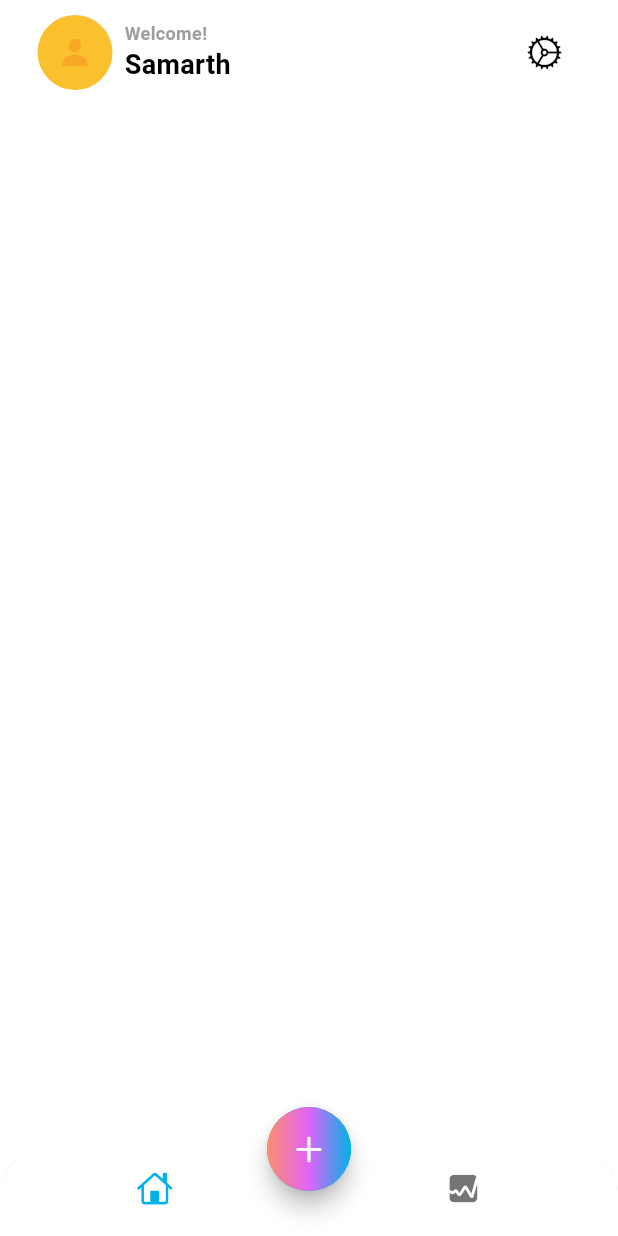
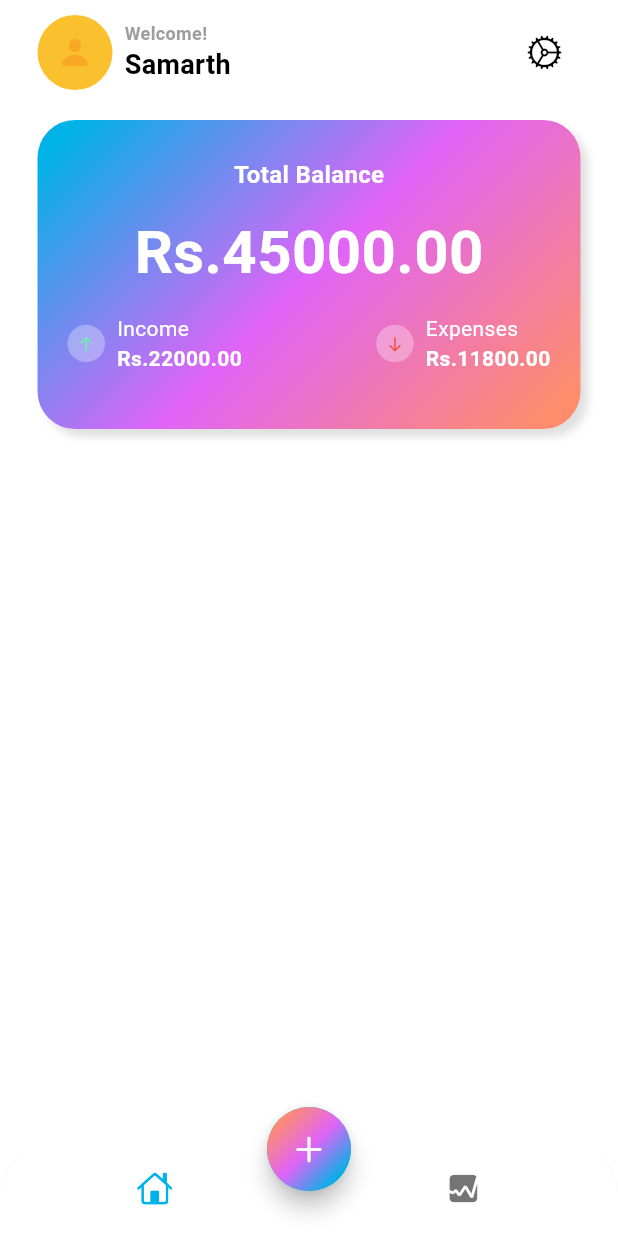
Before and after one commit to samarth-5/Expenzo, a Flutter app: the screen it shows after launch, on a phone screen of 412 x 824 dp. Run offline on Flutter 3.47's test engine with Material 3 defaults, Android fonts, the light colour scheme and no system bars.

Commit message:
created main card

```diff
--- a/lib/screens/home/views/home_screen.dart
+++ b/lib/screens/home/views/home_screen.dart
@@ -1,3 +1,5 @@
+import 'dart:math';
+
 import 'package:expenzo/screens/home/views/main_screen.dart';
 import 'package:flutter/cupertino.dart';
 import 'package:flutter/material.dart';
@@ -45,7 +47,7 @@ class HomeScreen extends StatelessWidget {
                   Theme.of(context).colorScheme.secondary,
                   Theme.of(context).colorScheme.primary,
                 ],
-                //transform: const GradientRotation(pi / 4),
+                transform: const GradientRotation(pi / 4),
               )),
           child: const Icon(CupertinoIcons.add),
         ),
--- a/lib/screens/home/views/main_screen.dart
+++ b/lib/screens/home/views/main_screen.dart
@@ -1,3 +1,5 @@
+import 'dart:math';
+
 import 'package:flutter/cupertino.dart';
 import 'package:flutter/material.dart';
 
@@ -63,7 +65,151 @@ class MainScreen extends StatelessWidget {
                   icon: Icon(CupertinoIcons.settings),
                 )
               ],
-            )
+            ),
+            SizedBox(
+              height: 20,
+            ),
+            Container(
+              width: MediaQuery.of(context).size.width,
+              height: MediaQuery.of(context).size.width / 2,
+              decoration: BoxDecoration(
+                gradient: LinearGradient(
+                  colors: [
+                    Theme.of(context).colorScheme.primary,
+                    Theme.of(context).colorScheme.secondary,
+                    Theme.of(context).colorScheme.tertiary,
+                  ],
+                  transform: const GradientRotation(pi / 4),
+                ),
+                borderRadius: BorderRadius.circular(25),
+                boxShadow: [
+                  BoxShadow(
+                    blurRadius: 4,
+                    color: Colors.grey.shade300,
+                    offset: const Offset(5, 5),
+                  ),
+                ],
+              ),
+              child: Column(
+                mainAxisAlignment: MainAxisAlignment.center,
+                children: [
+                  const Text(
+                    'Total Balance',
+                    style: TextStyle(
+                      fontSize: 16,
+                      color: Colors.white,
+                      fontWeight: FontWeight.w600,
+                    ),
+                  ),
+                  const SizedBox(
+                    height: 12,
+                  ),
+                  const Text(
+                    'Rs.45000.00',
+                    style: TextStyle(
+                      fontSize: 40,
+                      color: Colors.white,
+                      fontWeight: FontWeight.bold,
+                    ),
+                  ),
+                  Padding(
+                    padding: const EdgeInsets.symmetric(
+                        vertical: 12, horizontal: 20),
+                    child: Row(
+                      mainAxisAlignment: MainAxisAlignment.spaceBetween,
+                      children: [
+                        Row(
+                          children: [
+                            Container(
+                              width: 25,
+                              height: 25,
+                              decoration: const BoxDecoration(
+                                color: Colors.white30,
+                                shape: BoxShape.circle,
+                              ),
+                              child: const Center(
+                                child: Icon(
+                                  CupertinoIcons.arrow_up,
+                                  size: 12,
+                                  color: Colors.greenAccent,
+                                ),
+                              ),
+                            ),
+                            const SizedBox(
+                              width: 8,
+                            ),
+                            const Column(
+                              crossAxisAlignment: CrossAxisAlignment.start,
+                              children: [
+                                Text(
+                                  'Income',
+                                  style: TextStyle(
+                                    fontSize: 14,
+                                    color: Colors.white,
+                                    fontWeight: FontWeight.w400,
+                                  ),
+                                ),
+                                Text(
+                                  'Rs.22000.00',
+                                  style: TextStyle(
+                                    fontSize: 14,
+                                    color: Colors.white,
+                                    fontWeight: FontWeight.w600,
+                                  ),
+                                ),
+                              ],
+                            )
+                          ],
+                        ),
+                        Row(
+                          children: [
+                            Container(
+                              width: 25,
+                              height: 25,
+                              decoration: const BoxDecoration(
+                                color: Colors.white30,
+                                shape: BoxShape.circle,
+                              ),
+                              child: const Center(
+                                child: Icon(
+                                  CupertinoIcons.arrow_down,
+                                  size: 12,
+                                  color: Colors.red,
+                                ),
+                              ),
+                            ),
+                            const SizedBox(
+                              width: 8,
+                            ),
+                            const Column(
+                              crossAxisAlignment: CrossAxisAlignment.start,
+                              children: [
+                                Text(
+                                  'Expenses',
+                                  style: TextStyle(
+                                    fontSize: 14,
+                                    color: Colors.white,
+                                    fontWeight: FontWeight.w400,
+                                  ),
+                                ),
+                                Text(
+                                  'Rs.11800.00',
+                                  style: TextStyle(
+                                    fontSize: 14,
+                                    color: Colors.white,
+                                    fontWeight: FontWeight.w600,
+                                  ),
+                                ),
+                              ],
+                            )
+                          ],
+                        )
+                      ],
+                    ),
+                  )
+                ],
+              ),
+            ),
           ],
         ),
       ),
```
